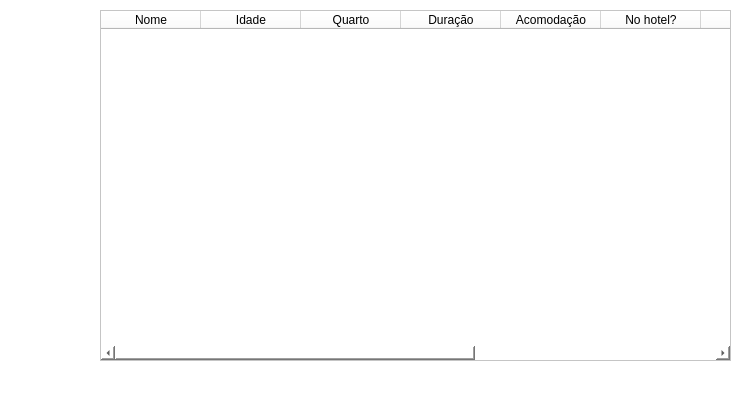
CC4652/hotelProject, file mainwindow.ui: the form before one commit.
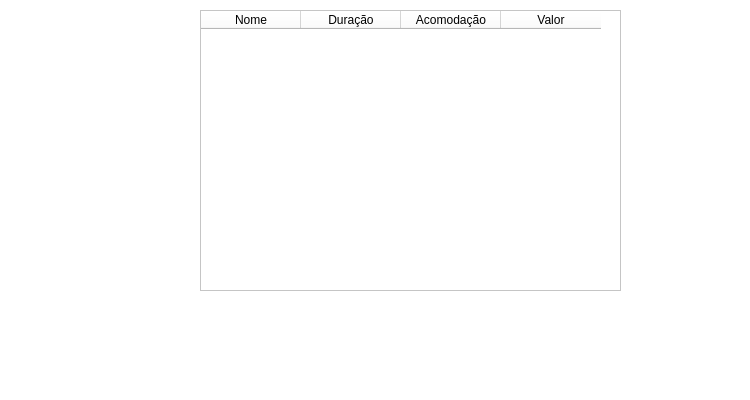
The form after the commit. Icons and pictures are not drawn.

The edit to the form file:
```diff
--- a/mainwindow.ui
+++ b/mainwindow.ui
@@ -30,7 +30,7 @@
      <string notr="true">background-color: rgb(255, 255, 255);</string>
     </property>
     <property name="currentIndex">
-     <number>7</number>
+     <number>8</number>
     </property>
     <widget class="QWidget" name="page">
      <widget class="QPushButton" name="btnLogin">
@@ -995,6 +995,59 @@
       </column>
      </widget>
     </widget>
+    <widget class="QWidget" name="page_9">
+     <widget class="QTableWidget" name="tableWidgetFinancas">
+      <property name="geometry">
+       <rect>
+        <x>110</x>
+        <y>20</y>
+        <width>421</width>
+        <height>281</height>
+       </rect>
+      </property>
+      <property name="gridStyle">
+       <enum>Qt::NoPen</enum>
+      </property>
+      <property name="columnCount">
+       <number>4</number>
+      </property>
+      <attribute name="horizontalHeaderCascadingSectionResizes">
+       <bool>false</bool>
+      </attribute>
+      <attribute name="horizontalHeaderMinimumSectionSize">
+       <number>23</number>
+      </attribute>
+      <attribute name="horizontalHeaderShowSortIndicator" stdset="0">
+       <bool>false</bool>
+      </attribute>
+      <attribute name="horizontalHeaderStretchLastSection">
+       <bool>false</bool>
+      </attribute>
+      <attribute name="verticalHeaderStretchLastSection">
+       <bool>false</bool>
+      </attribute>
+      <column>
+       <property name="text">
+        <string>Nome</string>
+       </property>
+      </column>
+      <column>
+       <property name="text">
+        <string>Duração</string>
+       </property>
+      </column>
+      <column>
+       <property name="text">
+        <string>Acomodação</string>
+       </property>
+      </column>
+      <column>
+       <property name="text">
+        <string>Valor</string>
+       </property>
+      </column>
+     </widget>
+    </widget>
    </widget>
    <widget class="QWidget" name="verticalLayoutWidget">
     <property name="geometry">
```
